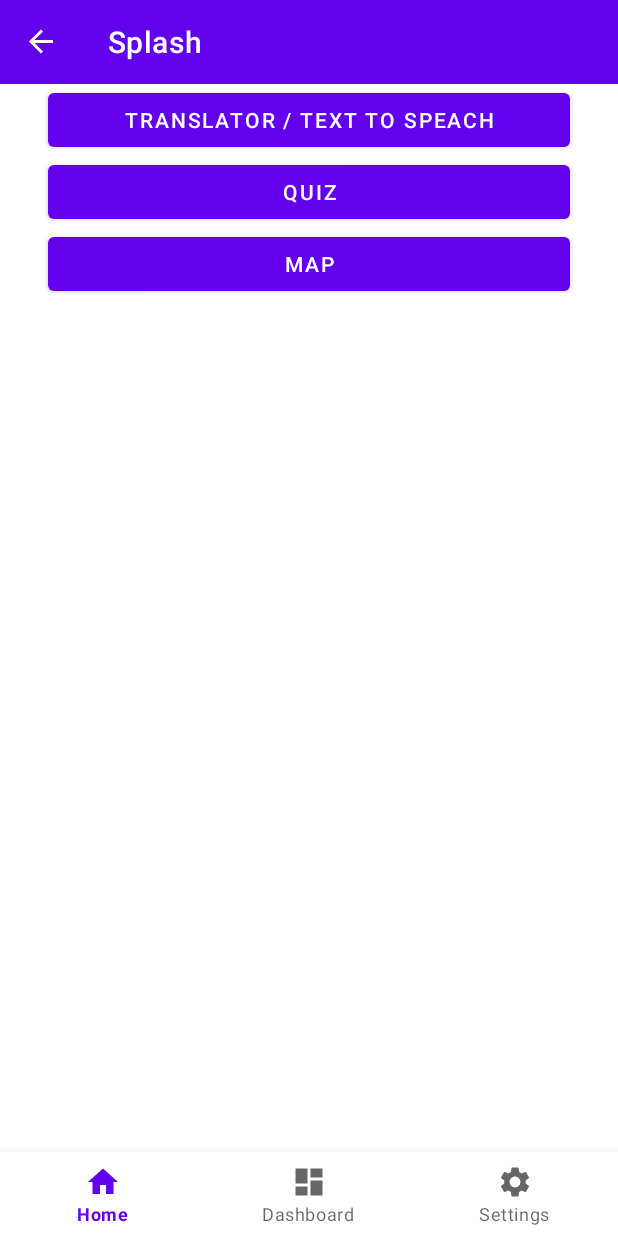
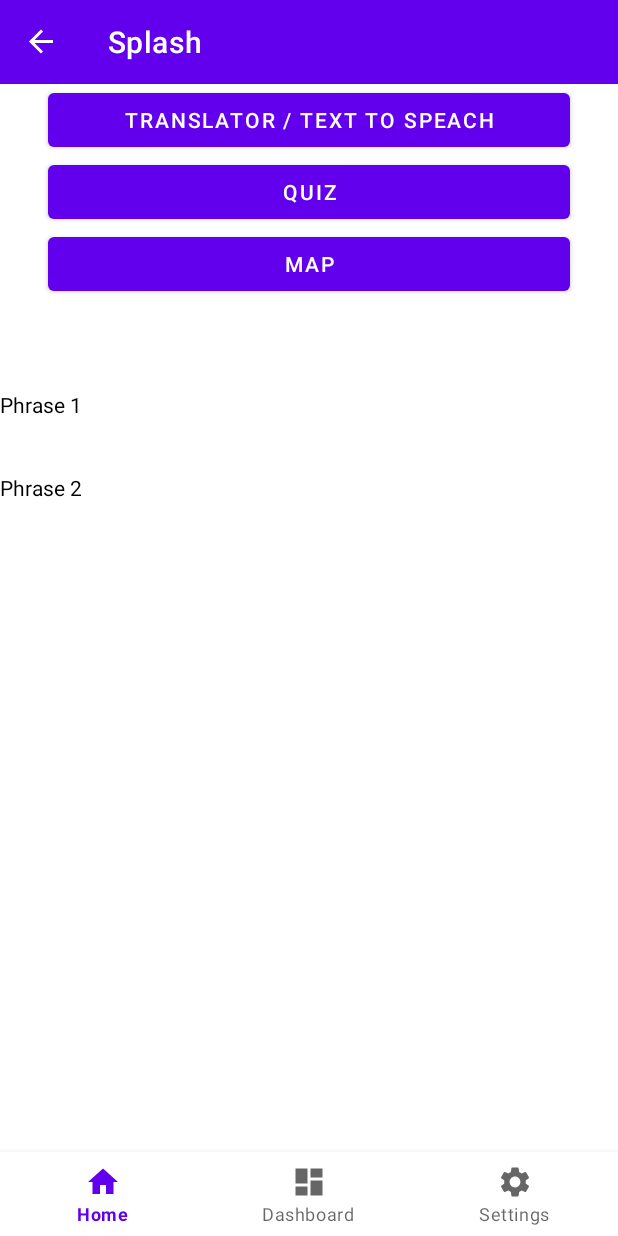
Before and after one commit to kaywil56/mobile-app-dev-s1-22-project-kaywil56, an Android app: the fragment ToolsFragment placed in its activity, on a phone screen of 412 x 824 dp. Run offline under Robolectric (Android 15) with nearby library versions, the phone set to English and light mode, and no system bars; our stand-ins replace data binding, navigation-ui; 6 statements that could not run were skipped.

Commit message:
feat: display phrases

```diff
--- a/app/src/main/java/op/mobile/app/dev/willkj8/travelling/ui/tools/ToolsFragment.kt
+++ b/app/src/main/java/op/mobile/app/dev/willkj8/travelling/ui/tools/ToolsFragment.kt
@@ -4,6 +4,7 @@ import android.os.Bundle
 import android.view.LayoutInflater
 import android.view.View
 import android.view.ViewGroup
+import android.widget.TextView
 import androidx.databinding.DataBindingUtil
 import androidx.fragment.app.Fragment
 import androidx.lifecycle.ViewModelProvider
@@ -60,6 +61,10 @@ class ToolsFragment : Fragment() {
                 view?.findNavController()
                     ?.navigate(action)
             }
+
+            tvPhraseOne.text = viewModel.country.phrases[0]
+            tvPhraseTwo.text = viewModel.country.phrases[1]
+
             return root
         }
     }
--- a/app/src/main/res/layout/fragment_tools.xml
+++ b/app/src/main/res/layout/fragment_tools.xml
@@ -53,8 +53,27 @@
         app:layout_constraintHorizontal_bias="0.0"
         app:layout_constraintStart_toStartOf="parent"
         app:layout_constraintTop_toBottomOf="@id/btn_to_quiz"
-        tools:layout_editor_absoluteY="221dp"
-        tools:ignore="MissingConstraints" />
+        tools:layout_editor_absoluteY="221dp" />
+
+        <TextView
+            android:id="@+id/tv_phrase_one"
+            android:layout_width="wrap_content"
+            android:layout_height="wrap_content"
+            android:layout_marginTop="60dp"
+            android:text="Phrase 1"
+            app:layout_constraintTop_toBottomOf="@id/btn_to_map"
+            tools:ignore="MissingConstraints"
+            tools:layout_editor_absoluteX="176dp" />
+
+        <TextView
+            android:id="@+id/tv_phrase_two"
+            android:layout_width="wrap_content"
+            android:layout_height="wrap_content"
+            android:layout_marginTop="36dp"
+            android:text="Phrase 2"
+            app:layout_constraintTop_toBottomOf="@id/tv_phrase_one"
+            tools:ignore="MissingConstraints"
+            tools:layout_editor_absoluteX="176dp" />
 
     </androidx.constraintlayout.widget.ConstraintLayout>
 
```
